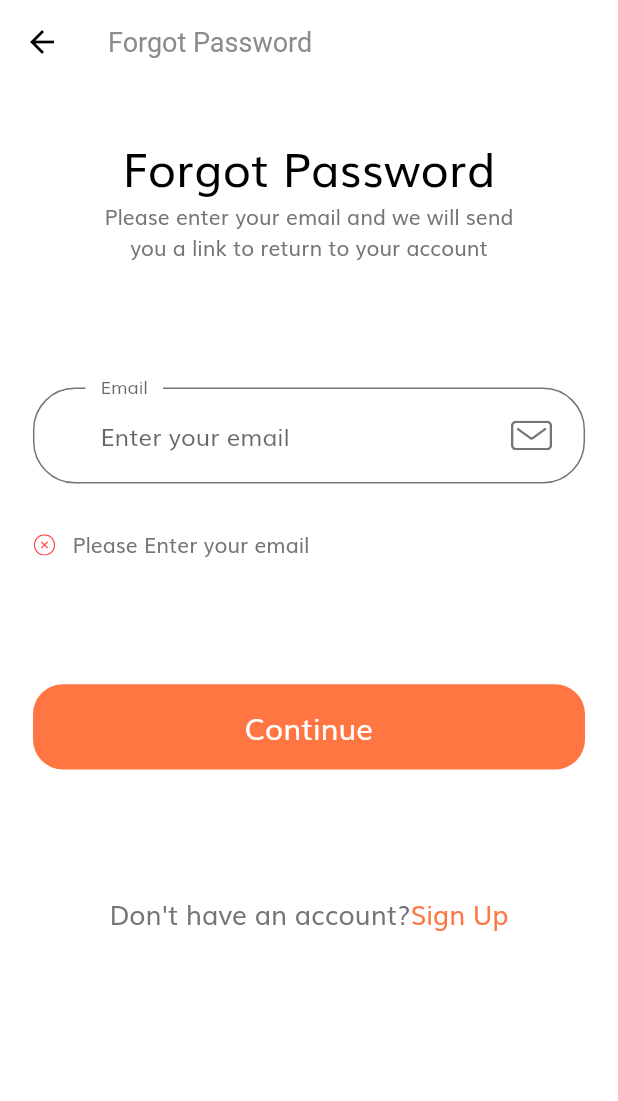
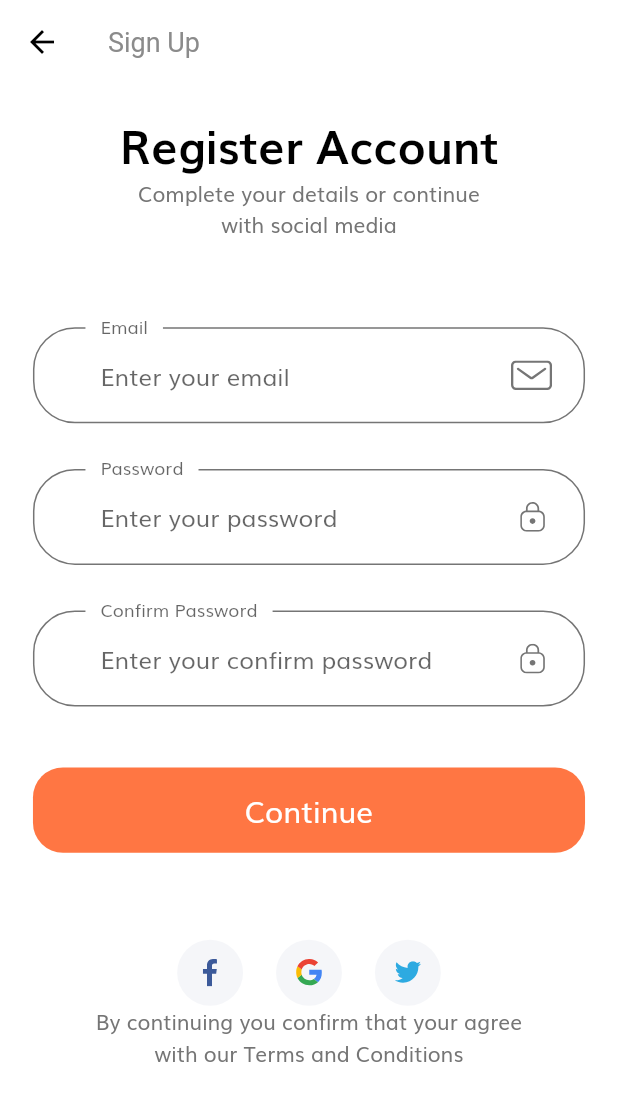
Before and after one commit to adutwum-soft/e-commernce-UI, a Flutter app: the ForgotPassword screen opened by its route, after a tap on "Continue", after a tap on "Sign Up", on a phone screen of 412 x 824 dp. Shown: the top 1101 px of the screen. Run offline on Flutter 3.47's test engine with Material 2 defaults, Android fonts, the phone set to English and light mode, and no system bars; our stand-ins replace flutter_svg.

Commit message:
sign up ui

```diff
--- a/lib/src/res/styles.dart
+++ b/lib/src/res/styles.dart
@@ -3,7 +3,7 @@ import 'package:e_commerce_ui/src/res/dimen.dart';
 import 'package:flutter/material.dart';
 
 class AppStyles {
-  final headingStyle = TextStyle(
+  static final headingStyle = TextStyle(
     fontSize: AppDimen.getProportionateScreenWidth(28),
     fontWeight: FontWeight.bold,
     color: Colors.black,
--- /dev/null
+++ b/lib/src/ui/sign_up.dart
@@ -0,0 +1,17 @@
+import 'package:e_commerce_ui/src/widget/sign_up_components/sign_up_body.dart';
+import 'package:flutter/material.dart';
+
+class Signup extends StatelessWidget {
+  static String routeName = "/signup";
+  const Signup({Key? key}) : super(key: key);
+
+  @override
+  Widget build(BuildContext context) {
+    return Scaffold(
+      appBar: AppBar(
+        title: const Text('Sign Up'),
+      ),
+      body: const SignUpBody(),
+    );
+  }
+}
--- a/lib/src/utils/routes.dart
+++ b/lib/src/utils/routes.dart
@@ -1,6 +1,8 @@
 import 'package:e_commerce_ui/src/ui/forgot_passaword.dart';
 import 'package:e_commerce_ui/src/ui/login_success.dart';
+import 'package:e_commerce_ui/src/ui/profile.dart';
 import 'package:e_commerce_ui/src/ui/sign_in/sign_in.dart';
+import 'package:e_commerce_ui/src/ui/sign_up.dart';
 import 'package:e_commerce_ui/src/ui/splash/splash.dart';
 import 'package:flutter/material.dart';
 
@@ -9,4 +11,6 @@ final Map<String, WidgetBuilder> routes = {
   SignIn.routeName: (context) => const SignIn(),
   ForgotPassword.routeName: (context) => const ForgotPassword(),
   LoginSuccess.routeName: (context) => const LoginSuccess(),
+  Signup.routeName: (context) => const Signup(),
+  Profile.routeName: (context) => const Profile(),
 };
--- a/lib/src/widget/no_account.dart
+++ b/lib/src/widget/no_account.dart
@@ -1,5 +1,6 @@
 import 'package:e_commerce_ui/src/res/colors.dart';
 import 'package:e_commerce_ui/src/res/dimen.dart';
+import 'package:e_commerce_ui/src/ui/sign_up.dart';
 import 'package:flutter/material.dart';
 
 class NoAccountText extends StatelessWidget {
@@ -19,7 +20,7 @@ class NoAccountText extends StatelessWidget {
           ),
         ),
         InkWell(
-          onTap: () {},
+          onTap: () => Navigator.pushNamed(context, Signup.routeName),
           child: Text(
             'Sign Up',
             style: TextStyle(
--- /dev/null
+++ b/lib/src/widget/sign_up_components/sign_up_body.dart
@@ -0,0 +1,66 @@
+import 'package:e_commerce_ui/src/res/dimen.dart';
+import 'package:e_commerce_ui/src/res/styles.dart';
+import 'package:e_commerce_ui/src/widget/sign_up_components/sign_up_form.dart';
+import 'package:e_commerce_ui/src/widget/social_card.dart';
+import 'package:flutter/material.dart';
+
+class SignUpBody extends StatelessWidget {
+  const SignUpBody({Key? key}) : super(key: key);
+
+  @override
+  Widget build(BuildContext context) {
+    return SafeArea(
+      child: Padding(
+        padding: EdgeInsets.symmetric(
+          horizontal: AppDimen.getProportionateScreenWidth(20),
+        ),
+        child: SingleChildScrollView(
+          child: SizedBox(
+            width: MediaQuery.of(context).size.width,
+            child: Column(
+              children: [
+                SizedBox(height: AppDimen.screenHeight * 0.02),
+                Text(
+                  'Register Account',
+                  style: AppStyles.headingStyle,
+                ),
+                const Text(
+                  'Complete your details or continue \nwith social media',
+                  textAlign: TextAlign.center,
+                ),
+                SizedBox(height: AppDimen.screenHeight * 0.07),
+                const SignUpForm(),
+                SizedBox(height: AppDimen.screenHeight * 0.07),
+                _socials(),
+                const Text(
+                  'By continuing you confirm that your agree \nwith our Terms and Conditions',
+                  textAlign: TextAlign.center,
+                )
+              ],
+            ),
+          ),
+        ),
+      ),
+    );
+  }
+
+  Row _socials() {
+    return Row(
+      mainAxisAlignment: MainAxisAlignment.center,
+      children: [
+        SocialCard(
+          svgIcon: 'assets/icons/facebook-2.svg',
+          pressed: () {},
+        ),
+        SocialCard(
+          svgIcon: 'assets/icons/google-icon.svg',
+          pressed: () {},
+        ),
+        SocialCard(
+          svgIcon: 'assets/icons/twitter.svg',
+          pressed: () {},
+        ),
+      ],
+    );
+  }
+}
--- /dev/null
+++ b/lib/src/widget/sign_up_components/sign_up_form.dart
@@ -0,0 +1,183 @@
+import 'package:e_commerce_ui/src/res/dimen.dart';
+import 'package:e_commerce_ui/src/res/strings.dart';
+import 'package:e_commerce_ui/src/ui/profile.dart';
+import 'package:e_commerce_ui/src/utils/constants.dart';
+import 'package:flutter/material.dart';
+
+import '../custom_suffix_icon.dart';
+import '../default_button.dart';
+import '../form_error.dart';
+
+class SignUpForm extends StatefulWidget {
+  const SignUpForm({Key? key}) : super(key: key);
+
+  @override
+  _SignUpFormState createState() => _SignUpFormState();
+}
+
+class _SignUpFormState extends State<SignUpForm> {
+  final _formKey = GlobalKey<FormState>();
+  final List<String> errors = [];
+  late String email;
+  late String password;
+  late String conPassword;
+
+  addError({String? error}) {
+    if (!errors.contains(error)) {
+      setState(() {
+        errors.add(error!);
+      });
+    }
+  }
+
+  removeError({String? error}) {
+    if (errors.contains(error)) {
+      setState(() {
+        errors.remove(error!);
+      });
+    }
+  }
+
+  @override
+  Widget build(BuildContext context) {
+    return Form(
+      key: _formKey,
+      child: Column(
+        children: [
+          _buildEmailForm(),
+          SizedBox(height: AppDimen.getProportionateScreenHeight(30)),
+          _buildPassForm(),
+          SizedBox(height: AppDimen.getProportionateScreenHeight(30)),
+          _buildConPassForm(),
+          FormError(errors: errors),
+          SizedBox(height: AppDimen.getProportionateScreenHeight(40)),
+          DefaultButton(
+            text: 'Continue',
+            onPress: () {
+              if (_formKey.currentState!.validate()) {
+                _formKey.currentState!.save();
+                Navigator.of(context).push(MaterialPageRoute(builder: (_) {
+                  return const Profile();
+                }));
+              }
+            },
+          ),
+        ],
+      ),
+    );
+  }
+
+  TextFormField _buildEmailForm() {
+    return TextFormField(
+      onSaved: (newValue) => email = newValue!,
+      onChanged: (value) {
+        if (value.isNotEmpty && errors.contains(AppStrings.kEmailNullError)) {
+          removeError(error: AppStrings.kEmailNullError);
+        } else if (emailValidatorRegExp.hasMatch(value) &&
+            errors.contains(AppStrings.kInvalidEmailError)) {
+          removeError(error: AppStrings.kInvalidEmailError);
+        }
+      },
+      validator: (value) {
+        if (value!.isEmpty && !errors.contains(AppStrings.kEmailNullError)) {
+          setState(() {
+            errors.add(AppStrings.kEmailNullError);
+          });
+          return '';
+        } else if (!emailValidatorRegExp.hasMatch(value) &&
+            !errors.contains(AppStrings.kInvalidEmailError)) {
+          setState(() {
+            errors.add(AppStrings.kInvalidEmailError);
+          });
+          return '';
+        }
+        return null;
+      },
+      keyboardType: TextInputType.emailAddress,
+      decoration: inputDecoration(
+        placeholder: 'Enter your email',
+        label: 'Email',
+        svgIcon: 'assets/icons/Mail.svg',
+      ),
+    );
+  }
+
+  TextFormField _buildPassForm() {
+    return TextFormField(
+      onSaved: (newValue) => password = newValue!,
+      onChanged: (value) {
+        if (value.isNotEmpty && errors.contains(AppStrings.kPassNullError)) {
+          removeError(error: AppStrings.kPassNullError);
+        } else if (value.length >= 8 &&
+            errors.contains(AppStrings.kShortPassError)) {
+          removeError(error: AppStrings.kShortPassError);
+        }
+        password = value;
+      },
+      validator: (value) {
+        if (value!.isEmpty && !errors.contains(AppStrings.kPassNullError)) {
+          setState(() {
+            errors.add(AppStrings.kPassNullError);
+          });
+          return '';
+        } else if (value.length < 8 &&
+            !errors.contains(AppStrings.kShortPassError)) {
+          setState(() {
+            errors.add(AppStrings.kShortPassError);
+          });
+          return '';
+        }
+        return null;
+      },
+      obscureText: true,
+      keyboardType: TextInputType.text,
+      decoration: inputDecoration(
+        placeholder: 'Enter your password',
+        label: 'Password',
+        svgIcon: 'assets/icons/Lock.svg',
+      ),
+    );
+  }
+
+  TextFormField _buildConPassForm() {
+    return TextFormField(
+      onSaved: (newValue) => conPassword = newValue!,
+      onChanged: (value) {
+        if (password == conPassword) {
+          removeError(error: AppStrings.kMatchPassError);
+        }
+      },
+      validator: (value) {
+        if (value!.isEmpty) {
+          return '';
+        } else if (password != conPassword) {
+          setState(() {
+            errors.add(AppStrings.kMatchPassError);
+          });
+          return '';
+        }
+        return null;
+      },
+      obscureText: true,
+      keyboardType: TextInputType.text,
+      decoration: inputDecoration(
+        placeholder: 'Enter your confirm password',
+        label: 'Confirm Password',
+        svgIcon: 'assets/icons/Lock.svg',
+      ),
+    );
+  }
+
+  InputDecoration inputDecoration({
+    required String placeholder,
+    required String label,
+    required String svgIcon,
+  }) {
+    return InputDecoration(
+      hintText: placeholder,
+      labelText: label,
+      floatingLabelBehavior: FloatingLabelBehavior.always,
+      suffixIcon: CustomSurffixIcon(svgIcon: svgIcon),
+    );
+  }
+}
```
Also changed, not shown: lib/src/ui/profile.dart (added, +11 -0 lines).
